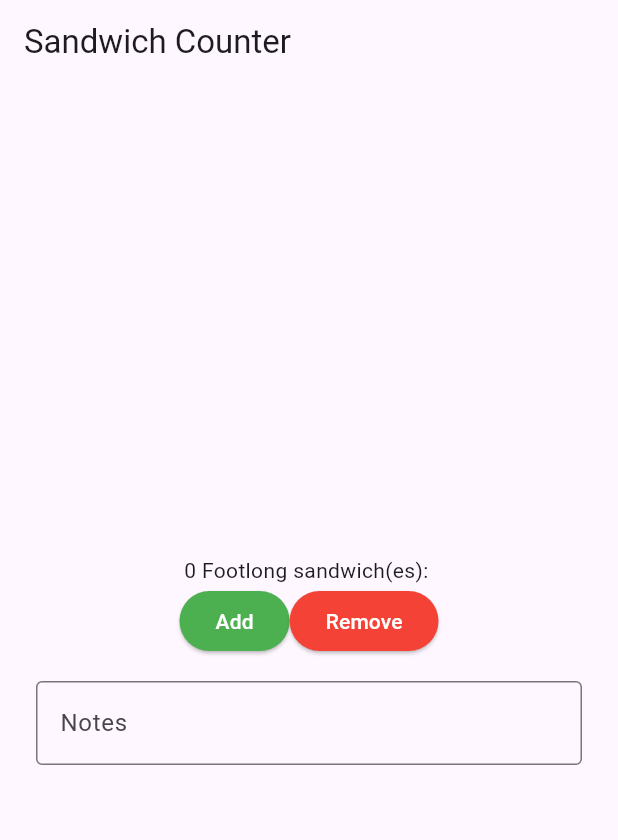
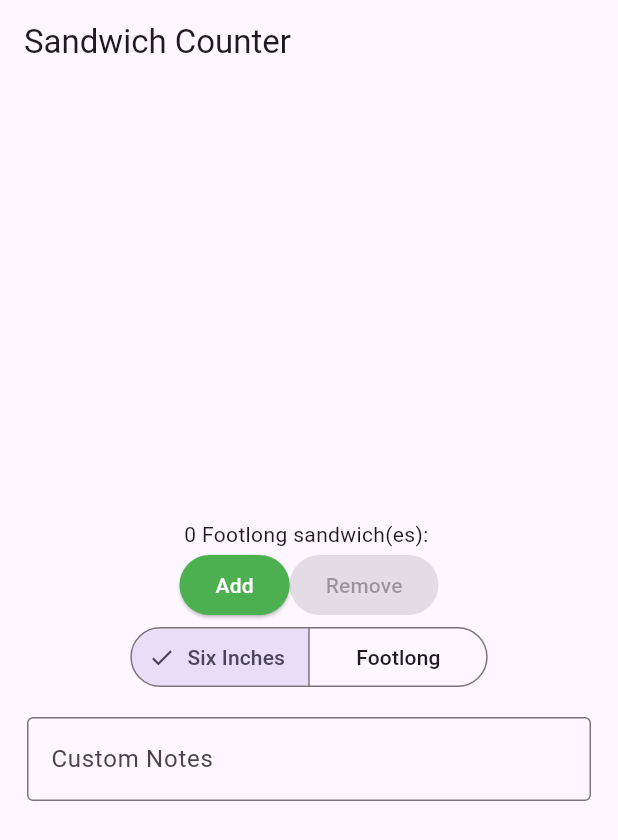
Before and after one commit to ProWigga/sandwich_shop, a Flutter app: the screen it shows after launch, on a phone screen of 412 x 824 dp. Shown: the top 840 px of the screen. Run offline on Flutter 3.47's test engine with Material 3 defaults, Android fonts, the phone set to English and light mode, and no system bars.

```diff
--- a/lib/main.dart
+++ b/lib/main.dart
@@ -27,6 +27,9 @@ class OrderScreen extends StatefulWidget {
   }
 }
 
+enum sandwichType { sixInches, footlong }
+sandwichType selectedType = sandwichType.sixInches;
+
 class _OrderScreenState extends State<OrderScreen> {
   int _quantity = 0;
   final TextEditingController _notesController = TextEditingController();
@@ -51,6 +54,9 @@ class _OrderScreenState extends State<OrderScreen> {
 
   @override
   Widget build(BuildContext context) {
+    final canIncrease = _quantity < widget.maxQuantity;
+    final canDecrease = _quantity > 0;
+
     return Scaffold(
       appBar: AppBar(
         title: const Text('Sandwich Counter'),
@@ -67,7 +73,7 @@ class _OrderScreenState extends State<OrderScreen> {
               mainAxisAlignment: MainAxisAlignment.center,
               children: [
                 ElevatedButton(
-                  onPressed: _increaseQuantity,
+                  onPressed: canIncrease ? _increaseQuantity : null,
                   style: ElevatedButton.styleFrom(
                     backgroundColor: Colors.green,
                     foregroundColor: Colors.white,
@@ -75,7 +81,7 @@ class _OrderScreenState extends State<OrderScreen> {
                   child: const Text('Add'),
                 ),
                 ElevatedButton(
-                  onPressed: _decreaseQuantity,
+                  onPressed: canDecrease ? _decreaseQuantity : null,
                   style: ElevatedButton.styleFrom(
                     backgroundColor: Colors.red,
                     foregroundColor: Colors.white,
@@ -84,15 +90,34 @@ class _OrderScreenState extends State<OrderScreen> {
                 ),
               ],
             ),
+            SegmentedButton<sandwichType>(
+    segments: const <ButtonSegment<sandwichType>>[
+      ButtonSegment<sandwichType>(
+          value: sandwichType.sixInches,
+          label: Text('Six Inches'),
+          ),
+      ButtonSegment<sandwichType>(
+          value: sandwichType.footlong,
+          label: Text('Footlong'),
+          ),
+    ],
+    selected: <sandwichType>{selectedType},
+    onSelectionChanged: (Set<sandwichType> newSelection) {
+      setState(() {
+        //Suggested change
+        selectedType = newSelection.first;
+      });
+    },
+  ),
             const SizedBox(height: 16),
             Padding(
-              padding: const EdgeInsets.symmetric(horizontal: 24.0),
+              padding: const EdgeInsets.symmetric(horizontal: 18.0),
               child: TextField(
                 controller: _notesController,
                 decoration: const InputDecoration(
                   border: OutlineInputBorder(),
-                  labelText: 'Notes',
-                  hintText: 'Add custom notes for your sandwich',
+                  labelText: 'Custom Notes',
+                  hintText: 'Tell us what you want!',
                 ),
               ),
             ),
```
